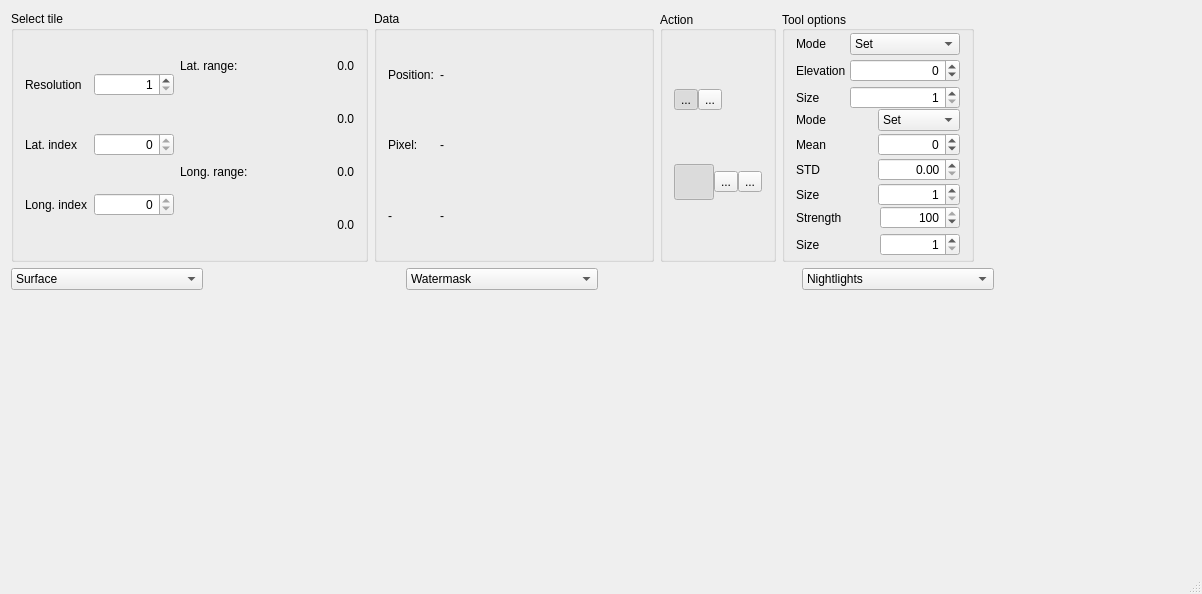
This is qt/tileedit/tileedit/tileedit.ui in mschweiger/orbiter-tileedit as Qt 5 draws it before an edit. The edited form follows.
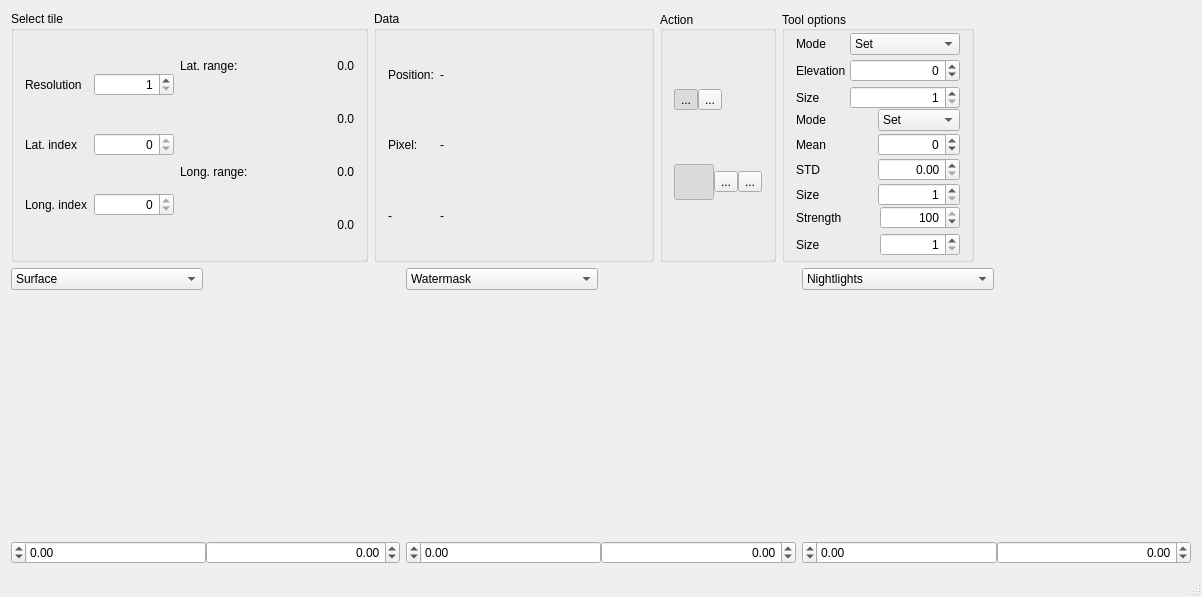
This is the edited form. Icons and pictures are not drawn. Custom widgets are drawn as their Qt base class.

Patch:
```diff
--- a/qt/tileedit/tileedit/tileedit.ui
+++ b/qt/tileedit/tileedit/tileedit.ui
@@ -7,7 +7,7 @@
     <x>0</x>
     <y>0</y>
     <width>1202</width>
-    <height>594</height>
+    <height>597</height>
    </rect>
   </property>
   <property name="windowTitle">
@@ -855,13 +855,19 @@
      </layout>
     </item>
     <item>
-     <layout class="QGridLayout" name="gridLayout" rowstretch="0,1" columnstretch="0,0,0">
+     <layout class="QGridLayout" name="gridLayout" rowstretch="0,0,0" columnstretch="0,0,0">
+      <property name="sizeConstraint">
+       <enum>QLayout::SetFixedSize</enum>
+      </property>
+      <property name="bottomMargin">
+       <number>0</number>
+      </property>
       <item row="1" column="1">
        <widget class="TileCanvas" name="widgetCanvas1" native="true">
         <property name="sizePolicy">
          <sizepolicy hsizetype="Preferred" vsizetype="Preferred">
           <horstretch>0</horstretch>
-          <verstretch>0</verstretch>
+          <verstretch>1</verstretch>
          </sizepolicy>
         </property>
        </widget>
@@ -871,7 +877,7 @@
         <property name="sizePolicy">
          <sizepolicy hsizetype="Preferred" vsizetype="Preferred">
           <horstretch>0</horstretch>
-          <verstretch>0</verstretch>
+          <verstretch>1</verstretch>
          </sizepolicy>
         </property>
        </widget>
@@ -881,7 +887,7 @@
         <property name="sizePolicy">
          <sizepolicy hsizetype="Preferred" vsizetype="Preferred">
           <horstretch>0</horstretch>
-          <verstretch>0</verstretch>
+          <verstretch>1</verstretch>
          </sizepolicy>
         </property>
        </widget>
@@ -1039,6 +1045,288 @@
         </item>
        </layout>
       </item>
+      <item row="2" column="2">
+       <widget class="QWidget" name="widgetCbarContainer2" native="true">
+        <property name="minimumSize">
+         <size>
+          <width>0</width>
+          <height>40</height>
+         </size>
+        </property>
+        <layout class="QHBoxLayout" name="horizontalLayout_10">
+         <property name="spacing">
+          <number>0</number>
+         </property>
+         <property name="leftMargin">
+          <number>0</number>
+         </property>
+         <property name="topMargin">
+          <number>0</number>
+         </property>
+         <property name="rightMargin">
+          <number>0</number>
+         </property>
+         <property name="bottomMargin">
+          <number>0</number>
+         </property>
+         <item>
+          <widget class="QWidget" name="widgetColourscale2" native="true">
+           <layout class="QVBoxLayout" name="verticalLayout_5">
+            <property name="spacing">
+             <number>0</number>
+            </property>
+            <property name="leftMargin">
+             <number>0</number>
+            </property>
+            <property name="topMargin">
+             <number>0</number>
+            </property>
+            <property name="rightMargin">
+             <number>0</number>
+            </property>
+            <property name="bottomMargin">
+             <number>0</number>
+            </property>
+            <item>
+             <widget class="Colorbar" name="widgetColourbar2" native="true">
+              <property name="minimumSize">
+               <size>
+                <width>0</width>
+                <height>20</height>
+               </size>
+              </property>
+             </widget>
+            </item>
+            <item>
+             <layout class="QHBoxLayout" name="horizontalLayout_15">
+              <property name="spacing">
+               <number>0</number>
+              </property>
+              <property name="bottomMargin">
+               <number>0</number>
+              </property>
+              <item>
+               <widget class="QDoubleSpinBox" name="doubleSpinBox_5">
+                <property name="layoutDirection">
+                 <enum>Qt::RightToLeft</enum>
+                </property>
+                <property name="minimum">
+                 <double>-1000000.000000000000000</double>
+                </property>
+                <property name="maximum">
+                 <double>1000000.000000000000000</double>
+                </property>
+               </widget>
+              </item>
+              <item>
+               <widget class="QDoubleSpinBox" name="doubleSpinBox_6">
+                <property name="alignment">
+                 <set>Qt::AlignRight|Qt::AlignTrailing|Qt::AlignVCenter</set>
+                </property>
+                <property name="minimum">
+                 <double>-1000000.000000000000000</double>
+                </property>
+                <property name="maximum">
+                 <double>1000000.000000000000000</double>
+                </property>
+               </widget>
+              </item>
+             </layout>
+            </item>
+           </layout>
+          </widget>
+         </item>
+        </layout>
+       </widget>
+      </item>
+      <item row="2" column="0">
+       <widget class="QWidget" name="widgetCbarContainer0" native="true">
+        <property name="minimumSize">
+         <size>
+          <width>0</width>
+          <height>40</height>
+         </size>
+        </property>
+        <layout class="QHBoxLayout" name="horizontalLayout_12">
+         <property name="spacing">
+          <number>0</number>
+         </property>
+         <property name="leftMargin">
+          <number>0</number>
+         </property>
+         <property name="topMargin">
+          <number>0</number>
+         </property>
+         <property name="rightMargin">
+          <number>0</number>
+         </property>
+         <property name="bottomMargin">
+          <number>0</number>
+         </property>
+         <item>
+          <widget class="QWidget" name="widgetColourscale0" native="true">
+           <layout class="QVBoxLayout" name="verticalLayout_7">
+            <property name="spacing">
+             <number>0</number>
+            </property>
+            <property name="leftMargin">
+             <number>0</number>
+            </property>
+            <property name="topMargin">
+             <number>0</number>
+            </property>
+            <property name="rightMargin">
+             <number>0</number>
+            </property>
+            <property name="bottomMargin">
+             <number>0</number>
+            </property>
+            <item>
+             <widget class="Colorbar" name="widgetColourbar0" native="true">
+              <property name="minimumSize">
+               <size>
+                <width>0</width>
+                <height>0</height>
+               </size>
+              </property>
+             </widget>
+            </item>
+            <item>
+             <layout class="QHBoxLayout" name="horizontalLayout_13">
+              <property name="spacing">
+               <number>0</number>
+              </property>
+              <property name="bottomMargin">
+               <number>0</number>
+              </property>
+              <item>
+               <widget class="QDoubleSpinBox" name="doubleSpinBox_3">
+                <property name="layoutDirection">
+                 <enum>Qt::RightToLeft</enum>
+                </property>
+                <property name="minimum">
+                 <double>-1000000.000000000000000</double>
+                </property>
+                <property name="maximum">
+                 <double>1000000.000000000000000</double>
+                </property>
+               </widget>
+              </item>
+              <item>
+               <widget class="QDoubleSpinBox" name="doubleSpinBox_4">
+                <property name="alignment">
+                 <set>Qt::AlignRight|Qt::AlignTrailing|Qt::AlignVCenter</set>
+                </property>
+                <property name="minimum">
+                 <double>-1000000.000000000000000</double>
+                </property>
+                <property name="maximum">
+                 <double>1000000.000000000000000</double>
+                </property>
+               </widget>
+              </item>
+             </layout>
+            </item>
+           </layout>
+          </widget>
+         </item>
+        </layout>
+       </widget>
+      </item>
+      <item row="2" column="1">
+       <widget class="QWidget" name="widgetCbarContainer1" native="true">
+        <property name="minimumSize">
+         <size>
+          <width>0</width>
+          <height>40</height>
+         </size>
+        </property>
+        <layout class="QHBoxLayout" name="horizontalLayout_9">
+         <property name="spacing">
+          <number>0</number>
+         </property>
+         <property name="leftMargin">
+          <number>0</number>
+         </property>
+         <property name="topMargin">
+          <number>0</number>
+         </property>
+         <property name="rightMargin">
+          <number>0</number>
+         </property>
+         <property name="bottomMargin">
+          <number>0</number>
+         </property>
+         <item>
+          <widget class="QWidget" name="widgetColourscale1" native="true">
+           <layout class="QVBoxLayout" name="verticalLayout_4">
+            <property name="spacing">
+             <number>0</number>
+            </property>
+            <property name="leftMargin">
+             <number>0</number>
+            </property>
+            <property name="topMargin">
+             <number>0</number>
+            </property>
+            <property name="rightMargin">
+             <number>0</number>
+            </property>
+            <property name="bottomMargin">
+             <number>0</number>
+            </property>
+            <item>
+             <widget class="Colorbar" name="widgetColourbar1" native="true">
+              <property name="minimumSize">
+               <size>
+                <width>0</width>
+                <height>0</height>
+               </size>
+              </property>
+             </widget>
+            </item>
+            <item>
+             <layout class="QHBoxLayout" name="horizontalLayout_14">
+              <property name="spacing">
+               <number>0</number>
+              </property>
+              <property name="bottomMargin">
+               <number>0</number>
+              </property>
+              <item>
+               <widget class="QDoubleSpinBox" name="doubleSpinBox">
+                <property name="layoutDirection">
+                 <enum>Qt::RightToLeft</enum>
+                </property>
+                <property name="minimum">
+                 <double>-1000000.000000000000000</double>
+                </property>
+                <property name="maximum">
+                 <double>1000000.000000000000000</double>
+                </property>
+               </widget>
+              </item>
+              <item>
+               <widget class="QDoubleSpinBox" name="doubleSpinBox_2">
+                <property name="alignment">
+                 <set>Qt::AlignRight|Qt::AlignTrailing|Qt::AlignVCenter</set>
+                </property>
+                <property name="minimum">
+                 <double>-1000000.000000000000000</double>
+                </property>
+                <property name="maximum">
+                 <double>1000000.000000000000000</double>
+                </property>
+               </widget>
+              </item>
+             </layout>
+            </item>
+           </layout>
+          </widget>
+         </item>
+        </layout>
+       </widget>
+      </item>
      </layout>
     </item>
    </layout>
@@ -1066,6 +1354,12 @@
    <header>tilecanvas.h</header>
    <container>1</container>
   </customwidget>
+  <customwidget>
+   <class>Colorbar</class>
+   <extends>QWidget</extends>
+   <header>colorbar.h</header>
+   <container>1</container>
+  </customwidget>
  </customwidgets>
  <resources>
   <include location="tileedit.qrc"/>
```
Left out of the diff: 2 changed lines with no effect on the pictures.
